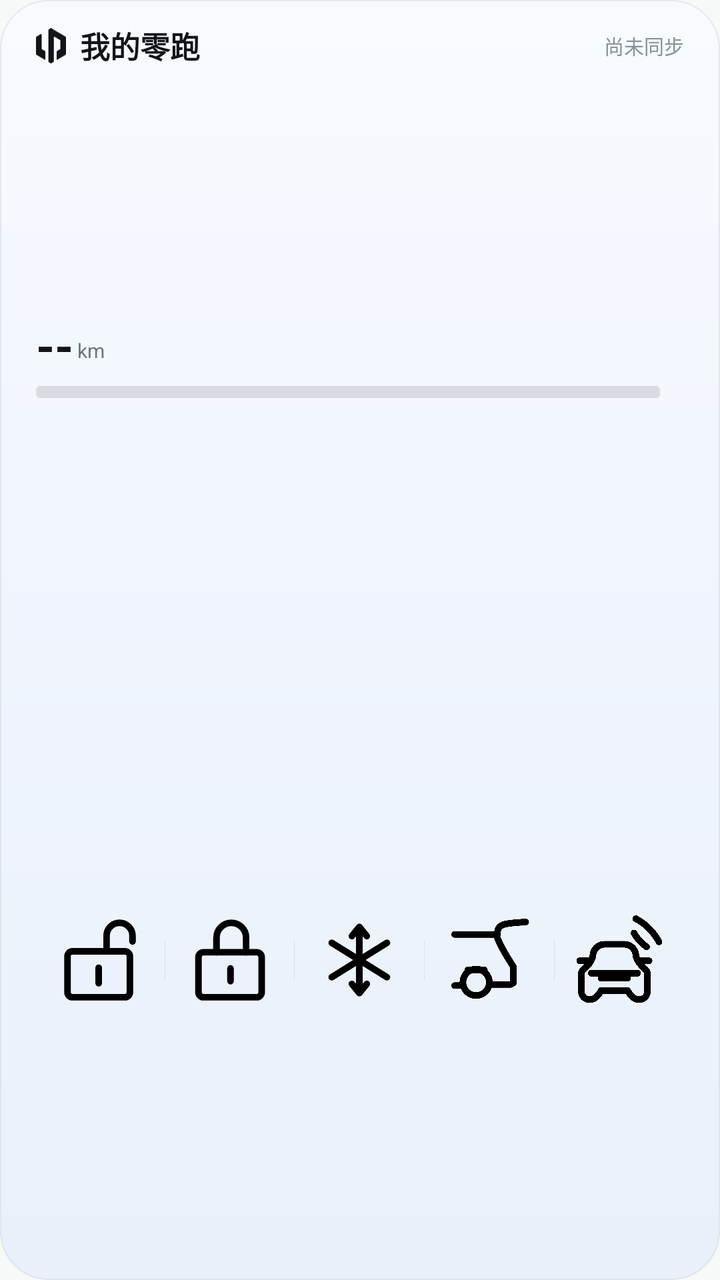
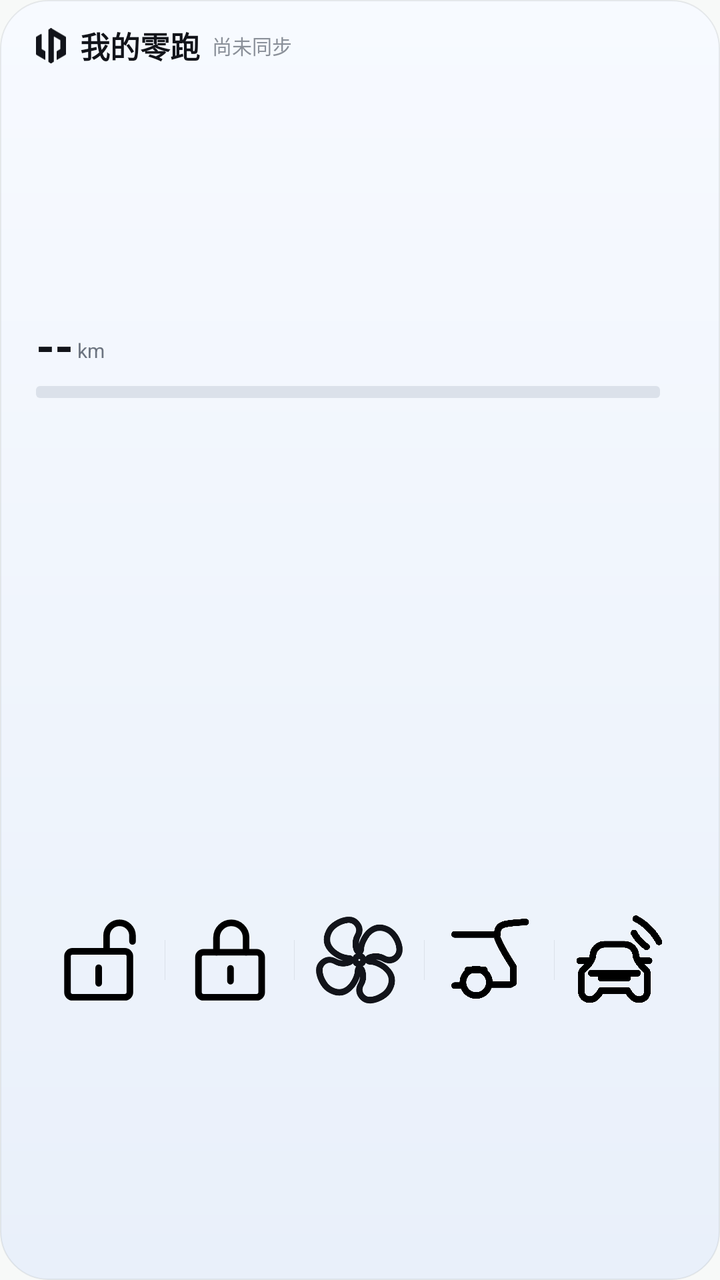

Screens rendered from an Android XML layout before and after an edit, with the pre-edit source and the edit as a unified diff.
<!-- AndroidManifest.xml: application theme Theme.LeapBuddy -->
<!-- res/layout/widget_vehicle.xml -->
<?xml version="1.0" encoding="utf-8"?>
<LinearLayout xmlns:android="http://schemas.android.com/apk/res/android"
    android:layout_width="match_parent"
    android:layout_height="match_parent"
    android:background="@drawable/widget_card"
    android:orientation="vertical"
    android:paddingStart="18dp"
    android:paddingTop="12dp"
    android:paddingEnd="18dp"
    android:paddingBottom="7dp">

    
    <LinearLayout
        android:layout_width="match_parent"
        android:layout_height="wrap_content"
        android:gravity="center_vertical"
        android:orientation="horizontal">

        
        <ImageView
            android:layout_width="15dp"
            android:layout_height="17.5dp"
            android:contentDescription="@null"
            android:scaleType="fitCenter"
            android:src="@drawable/ic_wg_logo" />

        <TextView
            android:id="@+id/wg_title"
            android:layout_width="0dp"
            android:layout_height="wrap_content"
            android:layout_marginStart="7dp"
            android:layout_weight="1"
            android:ellipsize="end"
            android:includeFontPadding="false"
            android:maxLines="1"
            android:text="我的零跑"
            android:textColor="#12141A"
            android:textSize="15sp"
            android:textStyle="bold" />

        <TextView
            android:id="@+id/wg_time"
            android:layout_width="wrap_content"
            android:layout_height="wrap_content"
            android:layout_marginStart="8dp"
            android:includeFontPadding="false"
            android:maxLines="1"
            android:text="尚未同步"
            android:textColor="#8A9099"
            android:textSize="10sp" />
    </LinearLayout>

    
    <LinearLayout
        android:id="@+id/wg_top"
        android:layout_width="match_parent"
        android:layout_height="0dp"
        android:layout_weight="1"
        android:gravity="center_vertical"
        android:orientation="horizontal">

        
        <LinearLayout
            android:layout_width="0dp"
            android:layout_height="wrap_content"
            android:layout_weight="1"
            android:orientation="vertical">

            <LinearLayout
                android:layout_width="wrap_content"
                android:layout_height="wrap_content"
                android:gravity="bottom"
                android:orientation="horizontal">

                <TextView
                    android:id="@+id/wg_ev_range"
                    android:layout_width="wrap_content"
                    android:layout_height="wrap_content"
                    android:includeFontPadding="false"
                    android:maxLines="1"
                    android:text="--"
                    android:textColor="#12141A"
                    android:textSize="24sp"
                    android:textStyle="bold" />

                <TextView
                    android:id="@+id/wg_ev_unit"
                    android:layout_width="wrap_content"
                    android:layout_height="wrap_content"
                    android:layout_marginStart="2dp"
                    android:layout_marginBottom="3dp"
                    android:includeFontPadding="false"
                    android:maxLines="1"
                    android:text="km"
                    android:textColor="#6C7480"
                    android:textSize="10sp" />
            </LinearLayout>

            <ProgressBar
                android:id="@+id/wg_bar_ev"
                style="?android:attr/progressBarStyleHorizontal"
                android:layout_width="match_parent"
                android:layout_height="6dp"
                android:layout_marginTop="5dp"
                android:layout_marginEnd="12dp"
                android:max="100"
                android:progress="0"
                android:progressDrawable="@drawable/widget_bar" />
        </LinearLayout>

        
        <LinearLayout
            android:id="@+id/wg_fuel_block"
            android:layout_width="0dp"
            android:layout_height="wrap_content"
            android:layout_marginStart="8dp"
            android:layout_weight="1"
            android:orientation="vertical"
            android:visibility="gone">

            <LinearLayout
                android:layout_width="wrap_content"
                android:layout_height="wrap_content"
                android:gravity="bottom"
                android:orientation="horizontal">

                <TextView
                    android:id="@+id/wg_fuel_range"
                    android:layout_width="wrap_content"
                    android:layout_height="wrap_content"
                    android:includeFontPadding="false"
                    android:maxLines="1"
                    android:text="--"
                    android:textColor="#12141A"
                    android:textSize="24sp"
                    android:textStyle="bold" />

                <TextView
                    android:id="@+id/wg_fuel_unit"
                    android:layout_width="wrap_content"
                    android:layout_height="wrap_content"
                    android:layout_marginStart="2dp"
                    android:layout_marginBottom="3dp"
                    android:includeFontPadding="false"
                    android:maxLines="1"
                    android:text="km"
                    android:textColor="#6C7480"
                    android:textSize="10sp" />
            </LinearLayout>

            <ProgressBar
                android:id="@+id/wg_bar_fuel"
                style="?android:attr/progressBarStyleHorizontal"
                android:layout_width="match_parent"
                android:layout_height="6dp"
                android:layout_marginTop="5dp"
                android:layout_marginEnd="12dp"
                android:max="100"
                android:progress="0"
                android:progressDrawable="@drawable/widget_bar_range" />
        </LinearLayout>

        
        <ImageView
            android:id="@+id/wg_car"
            android:layout_width="0dp"
            android:layout_height="match_parent"
            android:layout_marginStart="6dp"
            android:layout_weight="1.9"
            android:contentDescription="车辆"
            android:scaleType="fitCenter"
            android:visibility="gone" />
    </LinearLayout>

    
    <LinearLayout
        android:layout_width="match_parent"
        android:layout_height="0dp"
        android:layout_marginTop="2dp"
        android:layout_weight="1.05"
        android:orientation="horizontal">

        <LinearLayout
            android:id="@+id/wg_cell_unlock"
            android:layout_width="0dp"
            android:layout_height="match_parent"
            android:layout_weight="1"
            android:background="@drawable/widget_cell"
            android:clickable="true"
            android:focusable="true">

            <ImageView
                android:id="@+id/wg_icon_unlock"
                android:layout_width="match_parent"
                android:layout_height="match_parent"
                android:contentDescription="解锁"
                android:padding="2dp"
                android:scaleType="fitCenter"
                android:src="@drawable/ic_qc_unlock" />
        </LinearLayout>

        <TextView
            android:layout_width="1px"
            android:layout_height="20dp"
            android:layout_gravity="center_vertical"
            android:background="#1412141A" />

        <LinearLayout
            android:id="@+id/wg_cell_lock"
            android:layout_width="0dp"
            android:layout_height="match_parent"
            android:layout_weight="1"
            android:background="@drawable/widget_cell"
            android:clickable="true"
            android:focusable="true">

            <ImageView
                android:id="@+id/wg_icon_lock"
                android:layout_width="match_parent"
                android:layout_height="match_parent"
                android:contentDescription="上锁"
                android:padding="2dp"
                android:scaleType="fitCenter"
                android:src="@drawable/ic_qc_lock" />
        </LinearLayout>

        <TextView
            android:layout_width="1px"
            android:layout_height="20dp"
            android:layout_gravity="center_vertical"
            android:background="#1412141A" />

        <LinearLayout
            android:id="@+id/wg_cell_ac"
            android:layout_width="0dp"
            android:layout_height="match_parent"
            android:layout_weight="1"
            android:background="@drawable/widget_cell"
            android:clickable="true"
            android:focusable="true">

            <ImageView
                android:id="@+id/wg_icon_ac"
                android:layout_width="match_parent"
                android:layout_height="match_parent"
                android:contentDescription="空调"
                android:padding="2dp"
                android:scaleType="fitCenter"
                android:src="@drawable/ic_qc_ac" />
        </LinearLayout>

        <TextView
            android:layout_width="1px"
            android:layout_height="20dp"
            android:layout_gravity="center_vertical"
            android:background="#1412141A" />

        <LinearLayout
            android:id="@+id/wg_cell_trunk"
            android:layout_width="0dp"
            android:layout_height="match_parent"
            android:layout_weight="1"
            android:background="@drawable/widget_cell"
            android:clickable="true"
            android:focusable="true">

            <ImageView
                android:id="@+id/wg_icon_trunk"
                android:layout_width="match_parent"
                android:layout_height="match_parent"
                android:contentDescription="后备箱"
                android:padding="2dp"
                android:scaleType="fitCenter"
                android:src="@drawable/ic_qc_trunk" />
        </LinearLayout>

        <TextView
            android:layout_width="1px"
            android:layout_height="20dp"
            android:layout_gravity="center_vertical"
            android:background="#1412141A" />

        
        <LinearLayout
            android:id="@+id/wg_cell_horn"
            android:layout_width="0dp"
            android:layout_height="match_parent"
            android:layout_weight="1"
            android:background="@drawable/widget_cell"
            android:clickable="true"
            android:focusable="true">

            <ImageView
                android:id="@+id/wg_icon_horn"
                android:layout_width="match_parent"
                android:layout_height="match_parent"
                android:contentDescription="鸣笛寻车"
                android:padding="2dp"
                android:scaleType="fitCenter"
                android:src="@drawable/ic_qc_horn" />
        </LinearLayout>
    </LinearLayout>
</LinearLayout>
<!-- resources referenced by this layout -->
<resources>
  <!-- drawable ic_qc_ac (drawable) -->
  <?xml version="1.0" encoding="utf-8"?>
  <vector xmlns:android="http://schemas.android.com/apk/res/android"
      android:width="24dp"
      android:height="24dp"
      android:viewportWidth="24"
      android:viewportHeight="24">
      <path
          android:pathData="M 12.000 5.469 V 18.531"
          android:strokeColor="#FF000000"
          android:strokeWidth="1.31"
          android:strokeLineCap="round"
          android:strokeLineJoin="round"
          android:fillColor="#00000000" />
      <path
          android:pathData="M 6.547 8.604 L 17.453 15.396"
          android:strokeColor="#FF000000"
          android:strokeWidth="1.31"
          android:strokeLineCap="round"
          android:strokeLineJoin="round"
          android:fillColor="#00000000" />
      <path
          android:pathData="M 6.547 15.396 L 17.453 8.604"
          android:strokeColor="#FF000000"
          android:strokeWidth="1.31"
          android:strokeLineCap="round"
          android:strokeLineJoin="round"
          android:fillColor="#00000000" />
      <path
          android:pathData="M 12.000 5.469 L 10.531 7.265 M 12.000 5.469 L 13.469 7.265"
          android:strokeColor="#FF000000"
          android:strokeWidth="1.31"
          android:strokeLineCap="round"
          android:strokeLineJoin="round"
          android:fillColor="#00000000" />
      <path
          android:pathData="M 12.000 18.531 L 10.531 16.735 M 12.000 18.531 L 13.469 16.735"
          android:strokeColor="#FF000000"
          android:strokeWidth="1.31"
          android:strokeLineCap="round"
          android:strokeLineJoin="round"
          android:fillColor="#00000000" />
  </vector>
  <!-- drawable widget_bar (drawable) -->
  <?xml version="1.0" encoding="utf-8"?>
  <layer-list xmlns:android="http://schemas.android.com/apk/res/android">
      <item android:id="@android:id/background">
          <shape android:shape="rectangle">
              <corners android:radius="2dp" />
              <solid android:color="#1F12141A" />
          </shape>
      </item>
      <item android:id="@android:id/progress">
          <clip>
              <shape android:shape="rectangle">
                  <corners android:radius="2dp" />
                  <solid android:color="#2AC06A" />
              </shape>
          </clip>
      </item>
  </layer-list>
  <!-- drawable widget_bar_range (drawable) -->
  <?xml version="1.0" encoding="utf-8"?>
  <layer-list xmlns:android="http://schemas.android.com/apk/res/android">
      <item android:id="@android:id/background">
          <shape android:shape="rectangle">
              <corners android:radius="2dp" />
              <solid android:color="#1F12141A" />
          </shape>
      </item>
      <item android:id="@android:id/progress">
          <clip>
              <shape android:shape="rectangle">
                  <corners android:radius="2dp" />
                  <solid android:color="#3B7BF6" />
              </shape>
          </clip>
      </item>
  </layer-list>
  <!-- drawable widget_cell (drawable) -->
  <?xml version="1.0" encoding="utf-8"?>
  <ripple xmlns:android="http://schemas.android.com/apk/res/android"
      android:color="#14121A2A">
      <item android:id="@android:id/mask">
          <shape android:shape="rectangle">
              <solid android:color="#FFFFFFFF" />
          </shape>
      </item>
  </ripple>
  <style name="Theme.LeapBuddy" parent="android:Theme.Material.Light.NoActionBar">
          <item name="android:statusBarColor">@android:color/transparent</item>
          <item name="android:navigationBarColor">@android:color/transparent</item>
          <item name="android:windowLightStatusBar">true</item>
          <item name="android:windowBackground">#FFF7F9F8</item>
      </style>
  <!-- unchanged entries left out for length: 6 -->
</resources>

<!-- the commit's change to res/layout/widget_vehicle.xml (unified diff, before → after) -->
@@ -1,13 +1,27 @@
 <?xml version="1.0" encoding="utf-8"?>
-<LinearLayout xmlns:android="http://schemas.android.com/apk/res/android"
+<FrameLayout xmlns:android="http://schemas.android.com/apk/res/android"
+    android:id="@+id/wg_root"
     android:layout_width="match_parent"
     android:layout_height="match_parent"
-    android:background="@drawable/widget_card"
-    android:orientation="vertical"
-    android:paddingStart="18dp"
-    android:paddingTop="12dp"
-    android:paddingEnd="18dp"
-    android:paddingBottom="7dp">
+    android:background="@drawable/widget_card">
+
+    
+    <ImageView
+        android:id="@+id/wg_bg"
+        android:layout_width="match_parent"
+        android:layout_height="match_parent"
+        android:contentDescription="@null"
+        android:scaleType="fitXY"
+        android:visibility="gone" />
+
+    <LinearLayout
+        android:layout_width="match_parent"
+        android:layout_height="match_parent"
+        android:orientation="vertical"
+        android:paddingStart="18dp"
+        android:paddingTop="12dp"
+        android:paddingEnd="18dp"
+        android:paddingBottom="7dp">
 
     
     <LinearLayout
@@ -18,6 +32,7 @@
 
         
         <ImageView
+            android:id="@+id/wg_logo"
             android:layout_width="15dp"
             android:layout_height="17.5dp"
             android:contentDescription="@null"
@@ -26,13 +41,13 @@
 
         <TextView
             android:id="@+id/wg_title"
-            android:layout_width="0dp"
+            android:layout_width="wrap_content"
             android:layout_height="wrap_content"
             android:layout_marginStart="7dp"
-            android:layout_weight="1"
             android:ellipsize="end"
             android:includeFontPadding="false"
             android:maxLines="1"
+            android:maxWidth="116dp"
             android:text="我的零跑"
             android:textColor="#12141A"
             android:textSize="15sp"
@@ -42,7 +57,7 @@
             android:id="@+id/wg_time"
             android:layout_width="wrap_content"
             android:layout_height="wrap_content"
-            android:layout_marginStart="8dp"
+            android:layout_marginStart="6dp"
             android:includeFontPadding="false"
             android:maxLines="1"
             android:text="尚未同步"
@@ -165,8 +180,8 @@
             android:id="@+id/wg_car"
             android:layout_width="0dp"
             android:layout_height="match_parent"
-            android:layout_marginStart="6dp"
-            android:layout_weight="1.9"
+            android:layout_marginStart="8dp"
+            android:layout_weight="2.45"
             android:contentDescription="车辆"
             android:scaleType="fitCenter"
             android:visibility="gone" />
@@ -200,6 +215,7 @@
         </LinearLayout>
 
         <TextView
+            android:id="@+id/wg_div_1"
             android:layout_width="1px"
             android:layout_height="20dp"
             android:layout_gravity="center_vertical"
@@ -225,6 +241,7 @@
         </LinearLayout>
 
         <TextView
+            android:id="@+id/wg_div_2"
             android:layout_width="1px"
             android:layout_height="20dp"
             android:layout_gravity="center_vertical"
@@ -246,10 +263,11 @@
                 android:contentDescription="空调"
                 android:padding="2dp"
                 android:scaleType="fitCenter"
-                android:src="@drawable/ic_qc_ac" />
-        </LinearLayout>
-
-        <TextView
+                android:src="@drawable/ic_wg_fan" />
+        </LinearLayout>
+
+        <TextView
+            android:id="@+id/wg_div_3"
             android:layout_width="1px"
             android:layout_height="20dp"
             android:layout_gravity="center_vertical"
@@ -275,6 +293,7 @@
         </LinearLayout>
 
         <TextView
+            android:id="@+id/wg_div_4"
             android:layout_width="1px"
             android:layout_height="20dp"
             android:layout_gravity="center_vertical"
@@ -301,3 +320,4 @@
         </LinearLayout>
     </LinearLayout>
 </LinearLayout>
+</FrameLayout>
<!-- resource entries referenced after the edit -->
@@ -1,55 +1,13 @@
 <!-- resources referenced by this layout -->
 <resources>
-  <!-- drawable ic_qc_ac (drawable) -->
-  <?xml version="1.0" encoding="utf-8"?>
-  <vector xmlns:android="http://schemas.android.com/apk/res/android"
-      android:width="24dp"
-      android:height="24dp"
-      android:viewportWidth="24"
-      android:viewportHeight="24">
-      <path
-          android:pathData="M 12.000 5.469 V 18.531"
-          android:strokeColor="#FF000000"
-          android:strokeWidth="1.31"
-          android:strokeLineCap="round"
-          android:strokeLineJoin="round"
-          android:fillColor="#00000000" />
-      <path
-          android:pathData="M 6.547 8.604 L 17.453 15.396"
-          android:strokeColor="#FF000000"
-          android:strokeWidth="1.31"
-          android:strokeLineCap="round"
-          android:strokeLineJoin="round"
-          android:fillColor="#00000000" />
-      <path
-          android:pathData="M 6.547 15.396 L 17.453 8.604"
-          android:strokeColor="#FF000000"
-          android:strokeWidth="1.31"
-          android:strokeLineCap="round"
-          android:strokeLineJoin="round"
-          android:fillColor="#00000000" />
-      <path
-          android:pathData="M 12.000 5.469 L 10.531 7.265 M 12.000 5.469 L 13.469 7.265"
-          android:strokeColor="#FF000000"
-          android:strokeWidth="1.31"
-          android:strokeLineCap="round"
-          android:strokeLineJoin="round"
-          android:fillColor="#00000000" />
-      <path
-          android:pathData="M 12.000 18.531 L 10.531 16.735 M 12.000 18.531 L 13.469 16.735"
-          android:strokeColor="#FF000000"
-          android:strokeWidth="1.31"
-          android:strokeLineCap="round"
-          android:strokeLineJoin="round"
-          android:fillColor="#00000000" />
-  </vector>
+  <!-- drawable ic_wg_fan: vector/xml drawable (drawable, 6312 chars, omitted) -->
   <!-- drawable widget_bar (drawable) -->
   <?xml version="1.0" encoding="utf-8"?>
   <layer-list xmlns:android="http://schemas.android.com/apk/res/android">
       <item android:id="@android:id/background">
           <shape android:shape="rectangle">
               <corners android:radius="2dp" />
-              <solid android:color="#1F12141A" />
+              <solid android:color="#3A8A94A6" />
           </shape>
       </item>
       <item android:id="@android:id/progress">
@@ -67,7 +25,7 @@
       <item android:id="@android:id/background">
           <shape android:shape="rectangle">
               <corners android:radius="2dp" />
-              <solid android:color="#1F12141A" />
+              <solid android:color="#3A8A94A6" />
           </shape>
       </item>
       <item android:id="@android:id/progress">
